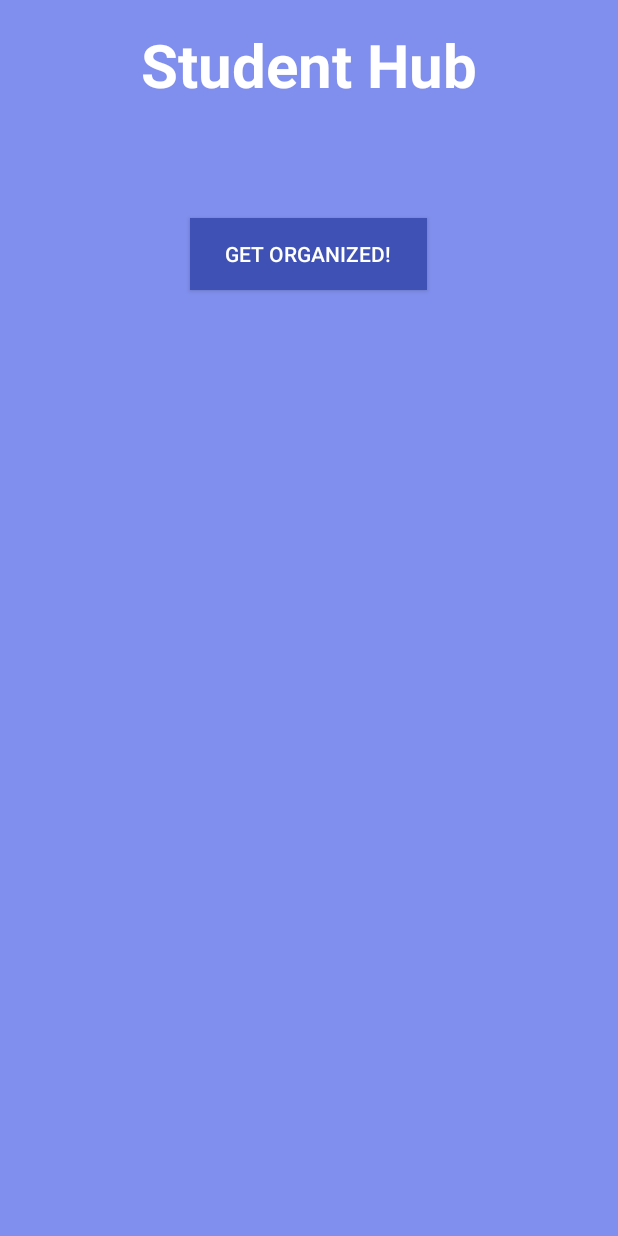
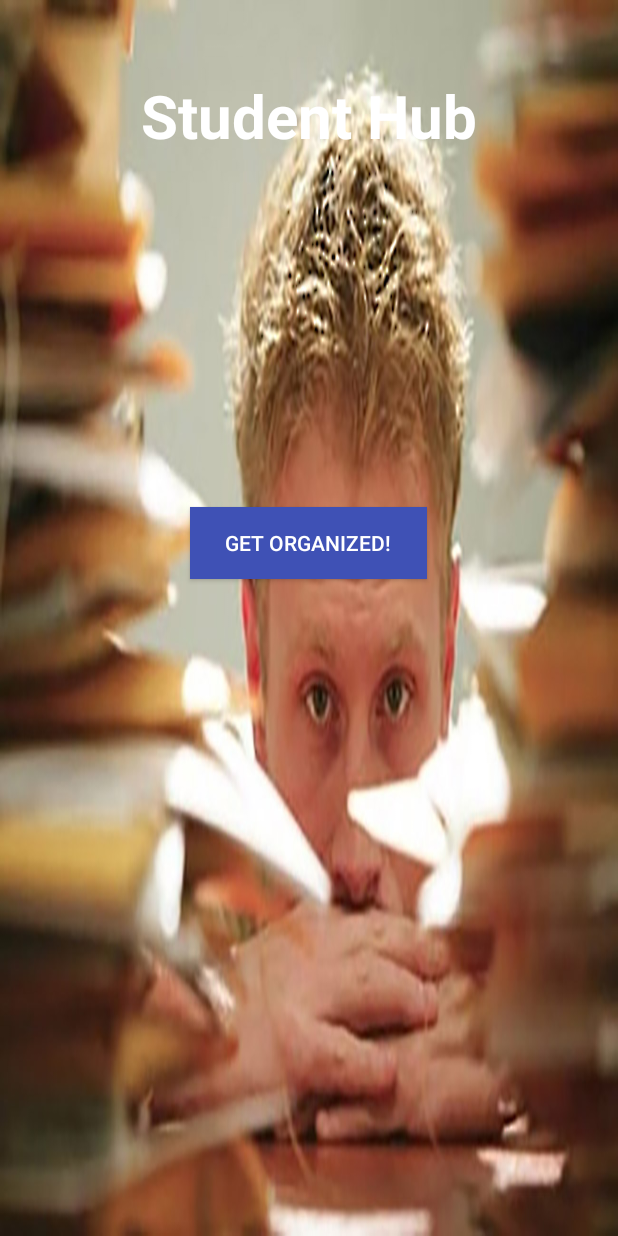
Before and after one commit to MattMetcalfe/StudentHubMine, an Android app: the screen it shows after launch (Landing), on a phone screen of 412 x 824 dp. Run offline under Robolectric (Android 15) with nearby library versions, the phone set to English and light mode, and no system bars.

Commit message:
Landing page picture. Please change someone....

```diff
--- a/app/src/main/res/layout/activity_landing.xml
+++ b/app/src/main/res/layout/activity_landing.xml
@@ -8,7 +8,7 @@
     android:paddingRight="@dimen/activity_horizontal_margin"
     android:paddingTop="@dimen/activity_vertical_margin"
     tools:context="com.example.studenthub.Landing"
-    android:background="@color/myblue">
+    android:background="@drawable/person">
 
     <LinearLayout
         android:orientation="vertical"
@@ -18,6 +18,11 @@
         android:layout_alignParentTop="true"
         android:layout_alignParentLeft="true"
         android:layout_alignParentStart="true">
+
+        <Space
+            android:layout_width="match_parent"
+            android:layout_height="wrap_content"
+            android:layout_weight="0.05" />
 
         <TextView
             android:text="Student Hub"
@@ -30,6 +35,11 @@
             android:textAlignment="center"
             android:textStyle="normal|bold"
             android:textColor="@android:color/white" />
+
+        <Space
+            android:layout_width="match_parent"
+            android:layout_height="wrap_content"
+            android:layout_weight="0.23" />
 
         <Button
             android:layout_width="158dp"
```
Also changed, not shown: app/src/main/res/drawable/checklist_blue.jpeg (added), app/src/main/res/drawable/checklist_green.jpeg (added), app/src/main/res/drawable/person.jpg (added).
